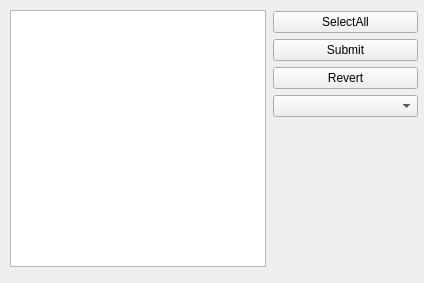
Qt form Sketches_QT/Qt_FireBird/Example2/widget.ui (Den-Git-CPP/Sketches_CPP_QT) before a commit.
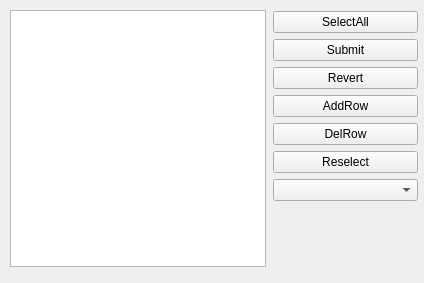
The same form after that commit.

Commit message: Exm 2 Firebird Add AddROw,DelRow

The edit to the form file:
```diff
--- a/Sketches_QT/Qt_FireBird/Example2/widget.ui
+++ b/Sketches_QT/Qt_FireBird/Example2/widget.ui
@@ -54,6 +54,27 @@
       </property>
      </widget>
     </item>
+    <item>
+     <widget class="QPushButton" name="pushButton_AddRow">
+      <property name="text">
+       <string>AddRow</string>
+      </property>
+     </widget>
+    </item>
+    <item>
+     <widget class="QPushButton" name="pushButton_DelRow">
+      <property name="text">
+       <string>DelRow</string>
+      </property>
+     </widget>
+    </item>
+    <item>
+     <widget class="QPushButton" name="pushButton_Reselect">
+      <property name="text">
+       <string>Reselect</string>
+      </property>
+     </widget>
+    </item>
     <item>
      <widget class="QComboBox" name="comboBox"/>
     </item>
```
The commit also changes 2 other files.
